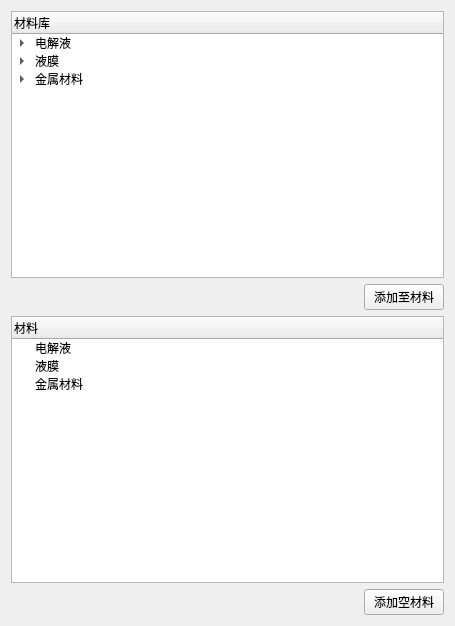
Before: the Qt Designer form plugins/Base_MaterialManager/MaterialManagerWidget.ui in asd977/base_cae, drawn with Qt 5.
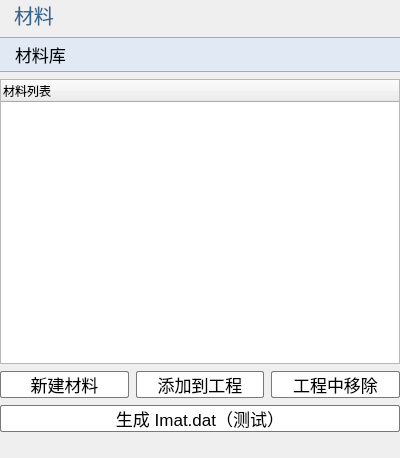
After: the same form once the commit is applied. Icons and pictures are not drawn.

Diff of the .ui file:
```diff
--- a/plugins/Base_MaterialManager/MaterialManagerWidget.ui
+++ b/plugins/Base_MaterialManager/MaterialManagerWidget.ui
@@ -6,135 +6,218 @@
    <rect>
     <x>0</x>
     <y>0</y>
-    <width>455</width>
-    <height>626</height>
+    <width>400</width>
+    <height>458</height>
    </rect>
   </property>
   <property name="windowTitle">
    <string>Form</string>
   </property>
-  <layout class="QVBoxLayout" name="verticalLayout">
+  <property name="styleSheet">
+   <string notr="true">QWidget{
+font-family: &quot;Microsoft YaHei&quot;, &quot;微软雅黑&quot;;
+}
+QTableWidget { font-size: 17px;font-family: &quot;Microsoft YaHei&quot;, &quot;微软雅黑&quot;; }
+
+QPushButton {
+    background-color: transparent; /* 背景色 */
+    border-width: none;                   /* 边框宽度 */
+	font-size:17px;
+    text-align: center;                    /* 文字左对齐 */
+
+    /* 默认状态 */
+}
+
+QPushButton:hover{
+    background-color: rgba(255, 0, 0, 100); /* 悬浮时的背景色 */
+}
+
+QPushButton:pressed{
+    background-color: rgba(255, 0, 0, 100); /* 点击时的背景色 */
+}
+
+
+QPushButton#pushButton_2 {
+    background-color: rgb(224, 233, 244);
+    border-width: 1px;
+    border-color: rgb(121, 121, 121);
+    border-style: solid;
+    height: 33px;
+    border-top: 1px solid rgb(169, 169, 169); /* 上边框为灰色 */
+	font-family: &quot;Microsoft YaHei&quot;, &quot;微软雅黑&quot;;
+    border-bottom: 1px solid rgb(169, 169, 169); /* 下边框为灰色 */
+    border-left: none; /* 移除左边框 */
+    border-right: none;
+    text-align: left;
+	padding-left: 15px;
+	font-size: 17px;
+	border-style: solid;
+}
+QLabel {
+    font-family: &quot;Microsoft YaHei&quot;, &quot;微软雅黑&quot;;
+    font-size: 17px;
+    text-align: left;
+    color: rgb(51, 51, 51);
+    white-space: nowrap;
+    line-height: 50px;
+    position: absolute;
+    top: 0px;
+    left: 0px;
+}
+QLabel#label {
+    font-size: 20px;
+    font-family: &quot;Microsoft YaHei&quot;, 微软雅黑;
+    text-align: left;
+	padding-left:9px;
+    color: rgb(53, 103, 147);
+}
+QComboBox {
+    font-family: &quot;Microsoft YaHei&quot;, 微软雅黑;
+    font-size: 17px;
+    text-align: left;
+    color: rgb(51, 51, 51);
+    padding: 0px;
+    background: rgb(240, 240, 240);
+    border: 1px solid rgb(169, 169, 169);
+    border-radius: 3px; /* 设置边框的圆角半径为5像素 */
+}
+QComboBox::drop-down {
+    background: rgb(240, 240, 240);
+}
+QComboBox::down-arrow {
+    image: url(:/resources/down_arrow.png); /* 替换下拉箭头图标 */
+}
+/*QCombobox右侧按钮*/
+QComboBox::drop-down {
+    subcontrol-origin: padding;
+    subcontrol-position: top right;/*放于右方顶部*/
+    border-top-right-radius: 3px;/*设置边框圆角*/
+    border-bottom-right-radius: 3px;
+}
+QLineEdit {
+    border: 1px solid rgb(200, 200, 200); /* 设置边框为淡灰色 */
+    border-radius: 2px; /* 设置圆角半径为 5 像素 */
+	font-size: 17px;
+}
+QLineEdit:focus {
+    border-color: rgb(100, 100, 255); /* 设置焦点时的边框颜色为蓝色 */
+    outline: none; /* 去掉默认的焦点边框 */
+}
+
+QPushButton#pushButton,
+QPushButton#pushButton_3,
+QPushButton#pushButton_4,
+QPushButton#addToTreeButton,
+QPushButton#removeFromTreeButton,
+QPushButton#generateImatButton {
+    background-color: rgb(255, 255, 255); /* 背景色 */
+    border-width: 1px;                   /* 边框宽度 */
+    border-color: rgb(121, 121, 121);    /* 边框颜色 */
+    border-style: solid;                 /* 边框样式 */
+	font-size:17px;
+    border-radius: 2px;                /* 边框圆角 */
+    text-align: center;                    /* 文字左对齐 */
+
+    /* 默认状态 */
+}
+
+QPushButton#pushButton:hover,
+QPushButton#pushButton_3:hover,
+QPushButton#pushButton_4:hover,
+QPushButton#addToTreeButton:hover,
+QPushButton#removeFromTreeButton:hover,
+QPushButton#generateImatButton:hover{
+    background-color: rgb(235, 235, 235); /* 悬浮时的背景色 */
+    border-color: rgb(100, 100, 100);     /* 悬浮时的边框颜色 */
+}
+
+QPushButton#pushButton:pressed,
+QPushButton#pushButton_3:pressed,
+QPushButton#pushButton_4:pressed,
+QPushButton#addToTreeButton:pressed,
+QPushButton#removeFromTreeButton:pressed,
+QPushButton#generateImatButton:pressed{
+    background-color: rgb(200, 200, 200); /* 点击时的背景色 */
+    border-color: rgb(80, 80, 80);         /* 点击时的边框颜色 */
+}</string>
+  </property>
+  <layout class="QVBoxLayout" name="verticalLayout_2">
+   <property name="spacing">
+    <number>7</number>
+   </property>
+   <property name="leftMargin">
+    <number>0</number>
+   </property>
+   <property name="topMargin">
+    <number>0</number>
+   </property>
+   <property name="rightMargin">
+    <number>0</number>
+   </property>
+   <property name="bottomMargin">
+    <number>26</number>
+   </property>
+   <item>
+    <widget class="QLabel" name="label">
+     <property name="text">
+      <string>材料</string>
+     </property>
+    </widget>
+   </item>
+   <item>
+    <widget class="QPushButton" name="pushButton_2">
+     <property name="text">
+      <string>材料库</string>
+     </property>
+    </widget>
+   </item>
    <item>
     <widget class="QTreeWidget" name="treeWidget">
      <column>
       <property name="text">
-       <string>材料库</string>
+       <string>材料列表</string>
       </property>
      </column>
-     <item>
-      <property name="text">
-       <string>电解液</string>
-      </property>
-      <item>
-       <property name="text">
-        <string>电解液1</string>
-       </property>
-      </item>
-      <item>
-       <property name="text">
-        <string>电解液2</string>
-       </property>
-      </item>
-     </item>
-     <item>
-      <property name="text">
-       <string>液膜</string>
-      </property>
-      <item>
-       <property name="text">
-        <string>XX地区液膜</string>
-       </property>
-      </item>
-     </item>
-     <item>
-      <property name="text">
-       <string>金属材料</string>
-      </property>
-      <item>
-       <property name="text">
-        <string>Mg</string>
-       </property>
-      </item>
-      <item>
-       <property name="text">
-        <string>Fe</string>
-       </property>
-      </item>
-     </item>
     </widget>
    </item>
    <item>
-    <layout class="QHBoxLayout" name="horizontalLayout">
-     <item>
-      <spacer name="horizontalSpacer">
-       <property name="orientation">
-        <enum>Qt::Horizontal</enum>
-       </property>
-       <property name="sizeHint" stdset="0">
-        <size>
-         <width>40</width>
-         <height>20</height>
-        </size>
-       </property>
-      </spacer>
-     </item>
+    <layout class="QHBoxLayout" name="actionLayout">
      <item>
       <widget class="QPushButton" name="pushButton_3">
-       <property name="text">
-        <string>添加至材料</string>
-       </property>
-      </widget>
-     </item>
-    </layout>
-   </item>
-   <item>
-    <widget class="QTreeWidget" name="treeWidget_2">
-     <column>
-      <property name="text">
-       <string>材料</string>
-      </property>
-     </column>
-     <item>
-      <property name="text">
-       <string>电解液</string>
-      </property>
-     </item>
-     <item>
-      <property name="text">
-       <string>液膜</string>
-      </property>
-     </item>
-     <item>
-      <property name="text">
-       <string>金属材料</string>
-      </property>
-     </item>
-    </widget>
-   </item>
-   <item>
-    <layout class="QHBoxLayout" name="horizontalLayout_2">
-     <item>
-      <spacer name="horizontalSpacer_2">
-       <property name="orientation">
-        <enum>Qt::Horizontal</enum>
-       </property>
-       <property name="sizeHint" stdset="0">
+       <property name="minimumSize">
         <size>
-         <width>40</width>
-         <height>20</height>
+         <width>50</width>
+         <height>0</height>
         </size>
        </property>
-      </spacer>
+       <property name="text">
+        <string>新建材料</string>
+       </property>
+      </widget>
      </item>
      <item>
-      <widget class="QPushButton" name="addPlanMaterialPushButton">
+      <widget class="QPushButton" name="addToTreeButton">
        <property name="text">
-        <string>添加空材料</string>
+        <string>添加到工程</string>
+       </property>
+      </widget>
+     </item>
+     <item>
+      <widget class="QPushButton" name="removeFromTreeButton">
+       <property name="text">
+        <string>工程中移除</string>
        </property>
       </widget>
      </item>
     </layout>
    </item>
+   <item>
+    <widget class="QPushButton" name="generateImatButton">
+     <property name="text">
+      <string>生成 Imat.dat（测试）</string>
+     </property>
+    </widget>
+   </item>
   </layout>
  </widget>
  <resources/>
```
